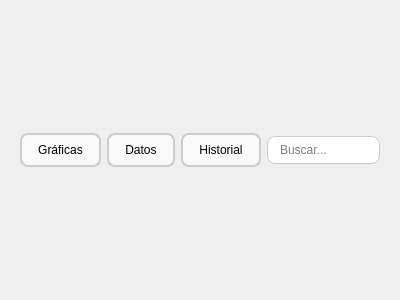
First picture: the form in ui/botonesHead.ui, repository decinx1/Sistema-hidrop-nico-Monitoreado, before the edit.
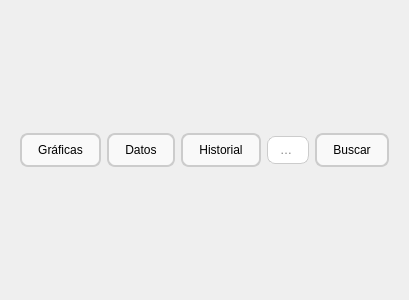
Second picture: the form after the edit.

```diff
--- a/ui/botonesHead.ui
+++ b/ui/botonesHead.ui
@@ -87,6 +87,14 @@
 
        </widget>
       </item>
+      <!-- Botón de búsqueda -->
+      <item>
+       <widget class="QPushButton" name="btnBuscar">
+        <property name="text">
+         <string>Buscar</string>
+        </property>
+       </widget>
+      </item>
      </layout>
     </widget>
    </item>
```
Left out of the diff: 5 changed lines with no effect on the pictures. Lines whose indentation alone changed are shown as unchanged.
